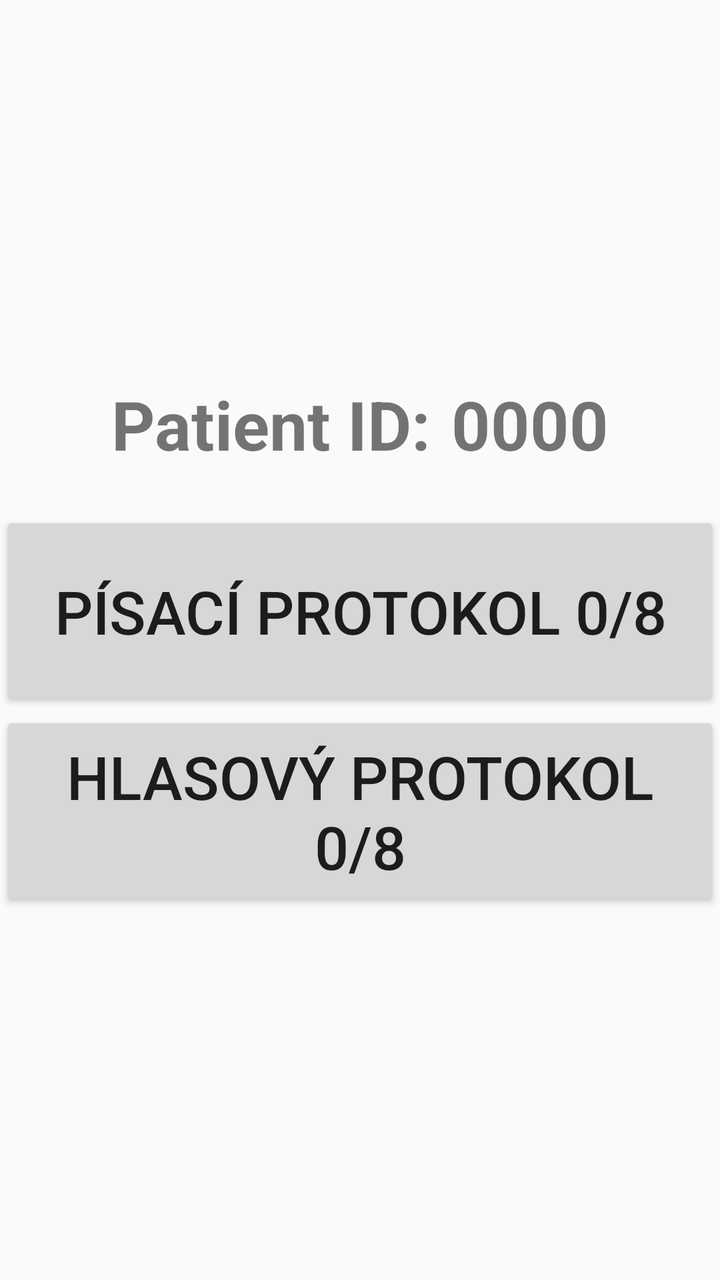
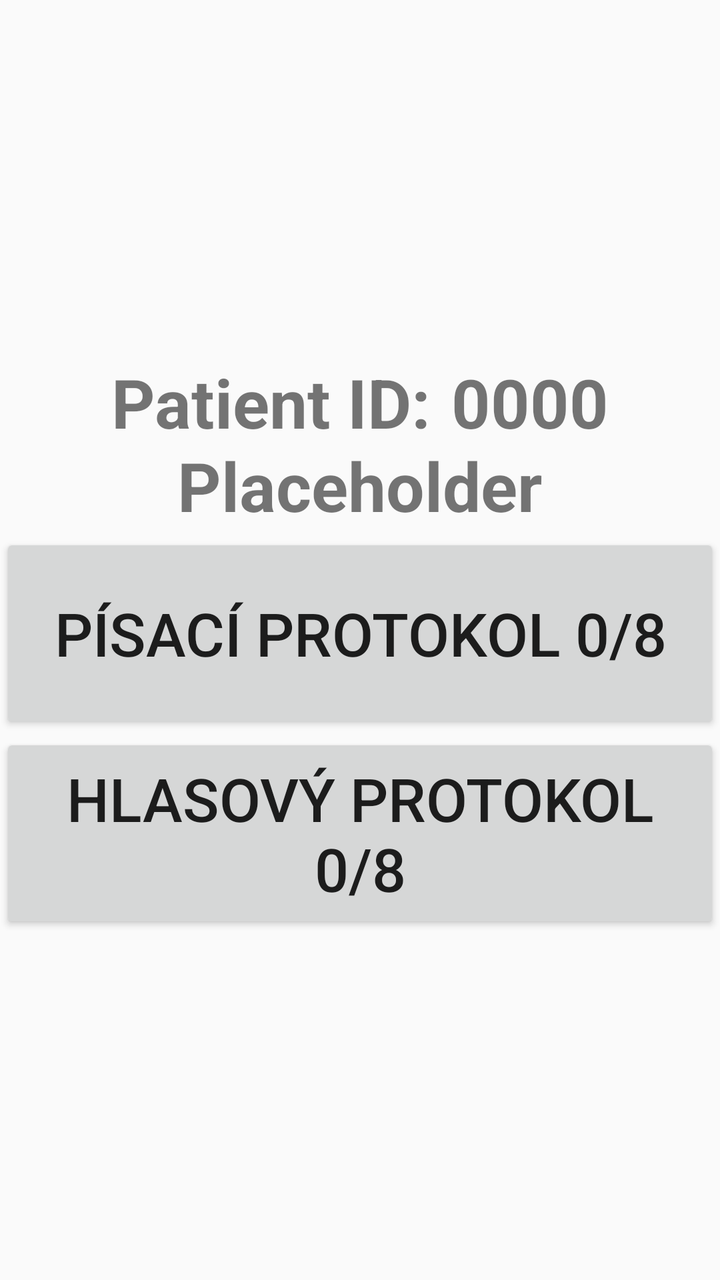

Two renders of the same Android screen: before a commit and after it. Below are the layout's source before the change and the commit's diff.
<!-- AndroidManifest.xml: application theme Theme.DiagnosticApp -->
<!-- res/layout/activity_patient.xml -->
<?xml version="1.0" encoding="utf-8"?>
<LinearLayout xmlns:android="http://schemas.android.com/apk/res/android"
    android:orientation="vertical"
    android:layout_width="match_parent"
    android:layout_height="match_parent"
    android:gravity="center">

    
    <LinearLayout
        android:layout_width="wrap_content"
        android:layout_height="wrap_content"
        android:orientation="horizontal"
        android:paddingBottom="16dp">


        <TextView
            android:id="@+id/tvTitle"
            android:layout_width="wrap_content"
            android:layout_height="wrap_content"
            android:text="Patient ID:"
            android:textSize="34sp"
            android:textStyle="bold"
            android:padding="5dp" />

        <TextView
            android:id="@+id/tvId"
            android:layout_width="wrap_content"
            android:layout_height="wrap_content"
            android:text="0000"
            android:textSize="34sp"
            android:textStyle="bold"
            android:padding="5dp" />

    </LinearLayout>

    <Button
        android:id="@+id/btnWritingProtocol"
        android:layout_width="wrap_content"
        android:layout_height="wrap_content"
        android:width="380dp"
        android:height="100dp"
        android:text="Písací protokol 0/8"
        android:textSize="30sp" />

    <Button
        android:id="@+id/btnVoiceProtocol"
        android:layout_width="wrap_content"
        android:layout_height="wrap_content"
        android:width="380dp"
        android:height="100dp"
        android:text="Hlasový protokol 0/8"
        android:textSize="30sp" />

</LinearLayout>
<!-- resources referenced by this layout -->
<resources>
  <style name="Theme.DiagnosticApp" parent="Theme.AppCompat.Light.NoActionBar" />
</resources>

<!-- the commit's change to res/layout/activity_patient.xml (unified diff, before → after) -->
@@ -33,6 +33,24 @@
 
     </LinearLayout>
 
+    <LinearLayout
+        android:layout_width="wrap_content"
+        android:layout_height="wrap_content"
+        android:orientation="horizontal"
+        android:layout_marginTop="-30dp"
+        android:layout_marginBottom="-20dp"
+        android:paddingBottom="16dp">
+
+        <TextView
+            android:id="@+id/tvInfo"
+            android:layout_width="wrap_content"
+            android:layout_height="wrap_content"
+            android:text="Placeholder"
+            android:textSize="34sp"
+            android:textStyle="bold"
+            android:padding="5dp" />
+    </LinearLayout>
+
     <Button
         android:id="@+id/btnWritingProtocol"
         android:layout_width="wrap_content"
